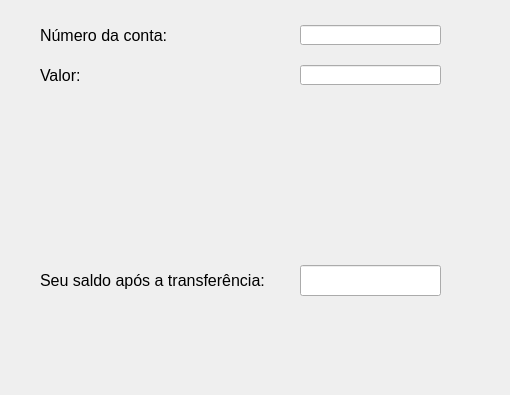
Old version of the form Tela_Transferir.ui in the repository Bryan-martins/Banco; both pictures show x 0 to 510 and y 85 to 480 of the 640 by 480 pixel window.
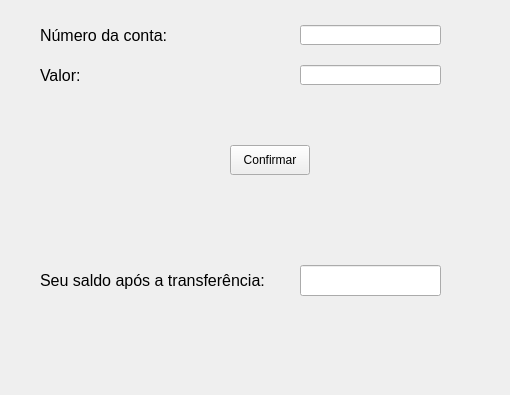
New version of the form.

Commit message: Modificando a tela do user e metodos d Cont p Clie

```diff
--- a/Tela_Transferir.ui
+++ b/Tela_Transferir.ui
@@ -129,6 +129,19 @@
      <string>Voltar</string>
     </property>
    </widget>
+   <widget class="QPushButton" name="pushButton_2">
+    <property name="geometry">
+     <rect>
+      <x>230</x>
+      <y>230</y>
+      <width>80</width>
+      <height>30</height>
+     </rect>
+    </property>
+    <property name="text">
+     <string>Confirmar</string>
+    </property>
+   </widget>
   </widget>
   <widget class="QMenuBar" name="menubar">
    <property name="geometry">
```
The commit also changes 4 other files.
